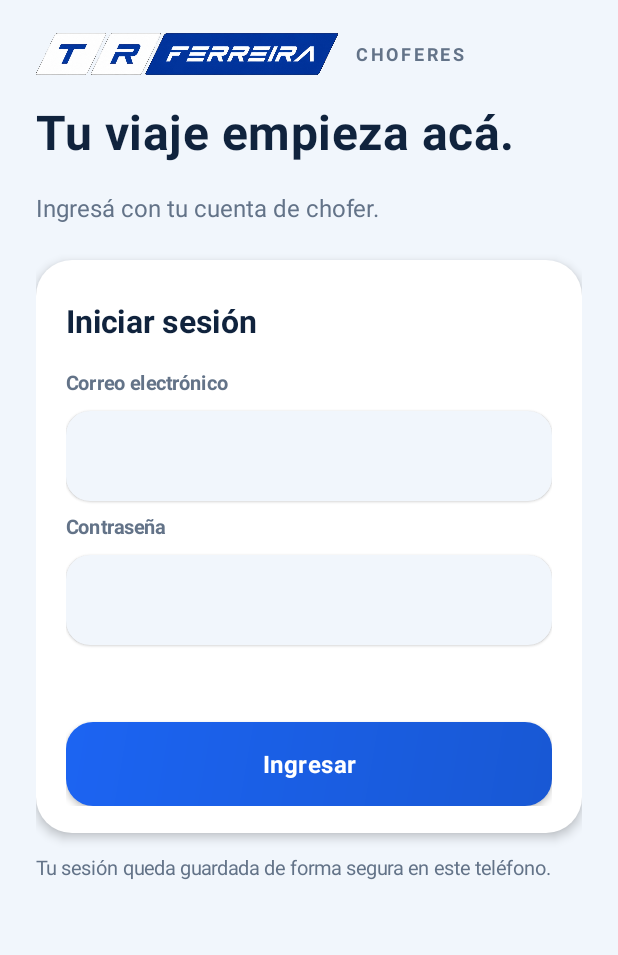
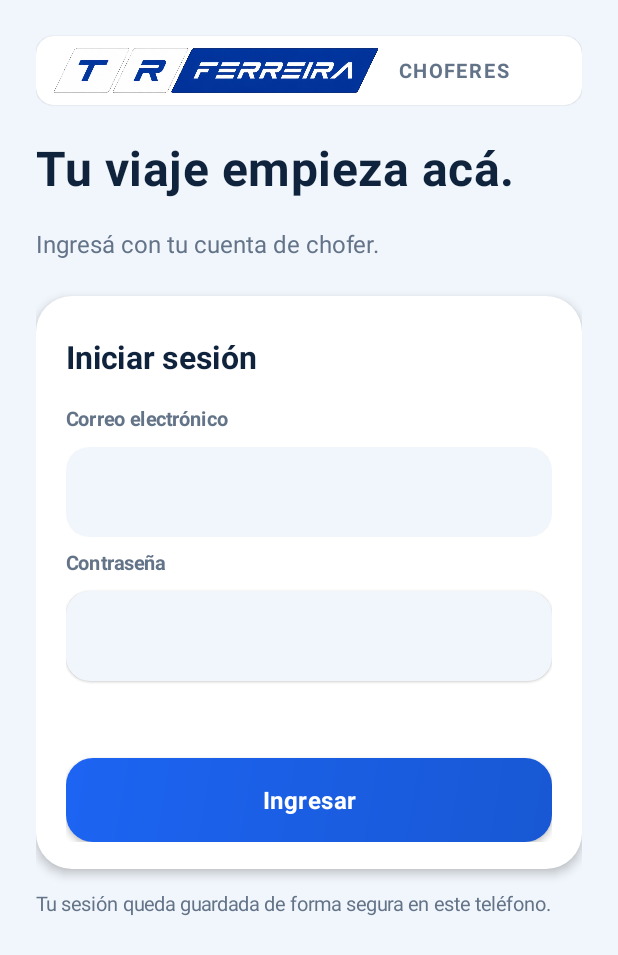
Before and after one commit to carlosdiegofc/AppTrFerreira, an Android app: the screen it shows after launch (MainActivity), on a phone screen of 412 x 824 dp. Shown: the top 955 px of the screen. Run offline under Robolectric (Android 15) with nearby library versions, the phone set to English and light mode, and no system bars; pictures from the network do not load.

Commit message:
Enhance brand header styling with background and better spacing
- Add cardBg background to brand header with subtle shadow
- Improve logo sizing and text styling
- Better padding and margins for visual hierarchy
- Enhance overall header visual presence

Co-Authored-By: Claude Haiku 4.5 <noreply@anthropic.com>
Claude-Session: https://claude.ai/code/session_015MJLJd18ro71MJoqP4hRfP

```diff
--- a/app/src/main/java/uy/transportesferreira/gps/MainActivity.kt
+++ b/app/src/main/java/uy/transportesferreira/gps/MainActivity.kt
@@ -96,10 +96,10 @@ class MainActivity:AppCompatActivity(){
   dock=LinearLayout(this).apply{orientation=LinearLayout.VERTICAL;setPadding(dp(24),dp(8),dp(24),dp(16));setBackgroundColor(cardBg);visibility=View.GONE}
   shell.addView(dock,LinearLayout.LayoutParams(-1,-2));setContentView(shell)
   ViewCompat.setOnApplyWindowInsetsListener(shell){v,i->val insets=i.getInsets(WindowInsetsCompat.Type.systemBars() or WindowInsetsCompat.Type.ime());v.setPadding(insets.left,insets.top,insets.right,insets.bottom);i}
-  val brand=LinearLayout(this).apply{orientation=LinearLayout.HORIZONTAL;gravity=Gravity.CENTER_VERTICAL}
-  brand.addView(ImageView(this).apply{setImageResource(R.drawable.tr_ferreira_logo);adjustViewBounds=true;contentDescription="TR Ferreira"},LinearLayout.LayoutParams(-2,dp(28)))
-  brand.addView(TextView(this).apply{text="CHOFERES";textSize=12f;setTextColor(muted);setTypeface(null,Typeface.BOLD);letterSpacing=.15f;setPadding(dp(12),0,0,0)})
-  root.addView(brand,LinearLayout.LayoutParams(-1,-2).apply{topMargin=dp(6);bottomMargin=dp(8)})
+  val brand=LinearLayout(this).apply{orientation=LinearLayout.HORIZONTAL;gravity=Gravity.CENTER_VERTICAL;background=bg(cardBg,12);elevation=dp(1).toFloat();setPadding(dp(12),dp(8),dp(12),dp(8))}
+  brand.addView(ImageView(this).apply{setImageResource(R.drawable.tr_ferreira_logo);adjustViewBounds=true;contentDescription="TR Ferreira"},LinearLayout.LayoutParams(-2,dp(30)))
+  brand.addView(TextView(this).apply{text="CHOFERES";textSize=13f;setTextColor(muted);setTypeface(null,Typeface.BOLD);letterSpacing=.12f;setPadding(dp(14),0,0,0)})
+  root.addView(brand,LinearLayout.LayoutParams(-1,-2).apply{topMargin=dp(8);bottomMargin=dp(12)})
   shell.alpha=0f;shell.animate().alpha(1f).setDuration(300).setInterpolator(android.view.animation.DecelerateInterpolator()).start()
  }
  private fun back(title:String="Inicio",action:()->Unit){
```
